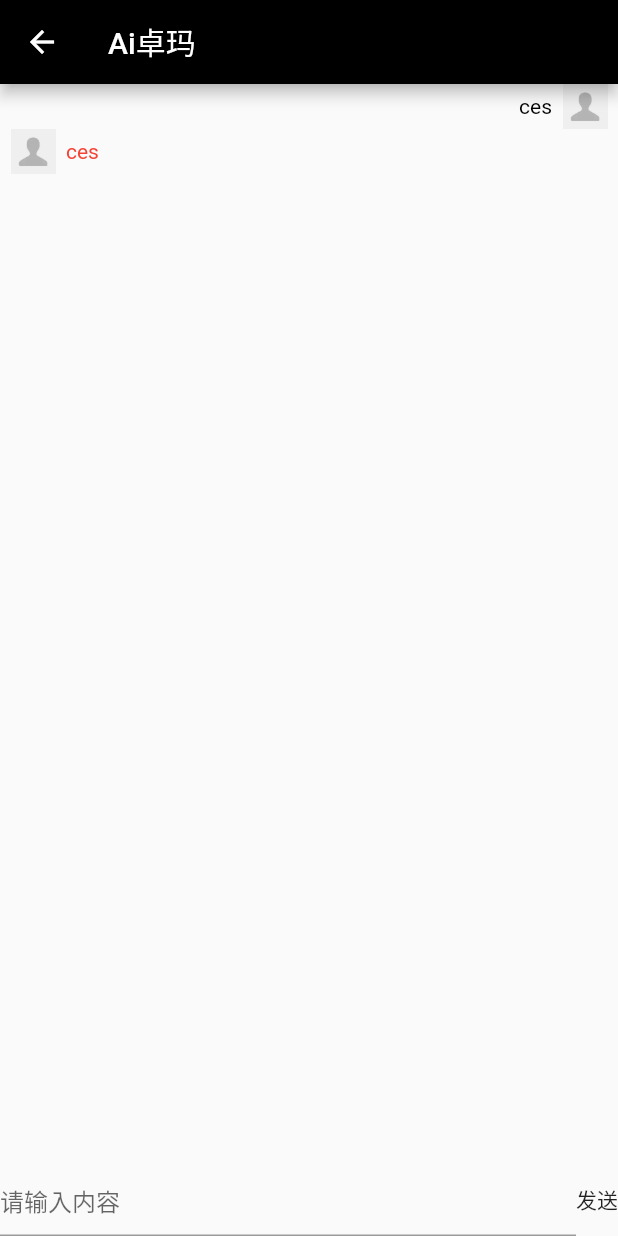
After one commit to yukuoyuan/flutter_weixin, a Flutter app: the ChatPage screen opened directly, after a tap on "发送", on a phone screen of 412 x 824 dp. The commit adds this screen. Run offline on Flutter 3.47's test engine with Material 2 defaults, Android fonts, the phone set to English and light mode, and no system bars; missing offline and left inert: barcode_scan.

Commit message:
提交了聊天界面的实现

```diff
--- a/lib/Homepage.dart
+++ b/lib/Homepage.dart
@@ -1,4 +1,5 @@
 import 'package:flutter/material.dart';
+import 'package:flutter_weixin/chatpage.dart';
 
 class WangWangPage extends StatefulWidget {
   @override
@@ -8,7 +9,6 @@ class WangWangPage extends StatefulWidget {
 }
 
 class _WangWangPageState extends State<WangWangPage> {
-  var defaultAvatar = 'images/ww_default_avatar.png';
   var name = '';
   var desc = '';
 
@@ -53,7 +53,37 @@ class _WangWangPageState extends State<WangWangPage> {
         name = '张三';
         break;
     }
-    return new Container(
+    return ChatListItem(position, name, desc);
+  }
+}
+
+class ChatListItem extends StatefulWidget {
+  int position;
+  String name;
+  String desc;
+
+  ChatListItem(this.position, this.name, this.desc);
+
+  @override
+  State<StatefulWidget> createState() {
+    // TODO: implement createState
+    return _ChatListItemState(position, name, desc);
+  }
+}
+
+class _ChatListItemState extends State<ChatListItem> {
+  int position;
+  String name;
+  String desc;
+  var defaultAvatar = 'images/ww_default_avatar.png';
+
+  _ChatListItemState(this.position, this.name, this.desc);
+
+  @override
+  Widget build(BuildContext context) {
+    // TODO: implement build
+    return new GestureDetector(
+      child: new Container(
         child: new Column(
           children: <Widget>[
             new Container(
@@ -102,6 +132,19 @@ class _WangWangPageState extends State<WangWangPage> {
             ),
           ],
         ),
+      ),
+      onTap: _toChatPage,
+    );
+  }
+
+  ///
+  /// 跳转聊天界面
+  ///
+  ///
+  _toChatPage() {
+    Navigator.push(
+      context,
+      new MaterialPageRoute(builder: (context) => new ChatPage()),
     );
   }
 }
--- /dev/null
+++ b/lib/chatpage.dart
@@ -0,0 +1,156 @@
+import 'package:flutter/material.dart';
+
+class ChatPage extends StatefulWidget {
+  @override
+  State<StatefulWidget> createState() {
+    // TODO: implement createState
+    return _ChatPageState();
+  }
+}
+
+class _ChatPageState extends State<ChatPage> {
+  String nikeName = 'Ai卓玛';
+  String inputValue = 'ces';
+  TextEditingController textEditingController = new TextEditingController();
+  List<ChatItem> items = new List();
+
+  @override
+  Widget build(BuildContext context) {
+    // TODO: implement build
+    return Scaffold(
+        appBar: AppBar(
+            title: new Text(
+          '$nikeName',
+          style: TextStyle(color: Colors.white),
+        )),
+        body: Container(
+          child: Column(
+            children: <Widget>[
+              new Expanded(
+                  child: new ListView.builder(
+                itemBuilder: (context, i) {
+                  return ChatListView(items[i]);
+                },
+                itemCount: items.length,
+              )),
+              new Container(
+                child: new Row(
+                  children: <Widget>[
+                    new Expanded(
+                        child: new TextField(
+                      decoration: new InputDecoration(
+                        hintText: '请输入内容',
+                      ),
+                      onChanged: _onInputTextChange,
+                      controller: textEditingController,
+                    )),
+                    new GestureDetector(
+                      child: new Text('发送'),
+                      onTap: _sendMsg,
+                    )
+                  ],
+                ),
+              )
+            ],
+          ),
+        ));
+  }
+
+  _onInputTextChange(String value) {
+    inputValue = value;
+  }
+
+  void _sendMsg() {
+    print('发送消息');
+    ChatItem chatItem = new ChatItem();
+    chatItem.msg = inputValue;
+    chatItem.type = 0;
+    ChatItem chatItem2 = new ChatItem();
+    chatItem2.msg = getoutValue(inputValue);
+    chatItem2.type = 1;
+    setState(() {
+      this.items.add(chatItem);
+      this.items.add(chatItem2);
+    });
+    textEditingController.clear();
+  }
+
+  ///
+  /// Ai核心代码,价值无限
+  ///
+  ///
+  getoutValue(String inputValue) {
+    String value = inputValue;
+    value = value.replaceAll('吗', '');
+    value = value.replaceAll('?', '!');
+    value = value.replaceAll('？', '!');
+    return value;
+  }
+}
+
+class ChatItem {
+  var msg;
+  int type;
+
+  String getMsg() {
+    return msg;
+  }
+}
+
+class ChatListView extends StatefulWidget {
+  ChatItem item;
+
+  ChatListView(this.item);
+
+  @override
+  State<StatefulWidget> createState() {
+    // TODO: implement createState
+    return _ChatListViewState(item);
+  }
+}
+
+class _ChatListViewState extends State<ChatListView> {
+  ChatItem item;
+  var defaultAvatar = 'images/ww_default_avatar.png';
+
+  _ChatListViewState(this.item);
+
+  @override
+  Widget build(BuildContext context) {
+    // TODO: implement build
+    return getItem();
+  }
+
+  Widget getItem() {
+    if (item.type == 0) {
+      return new Container(
+          height: 30,
+          child: new Row(
+            children: <Widget>[
+              new Expanded(
+                  child: new Text(
+                item.msg,
+                textAlign: TextAlign.right,
+                style: TextStyle(color: Colors.black),
+              )),
+              new Image.asset(defaultAvatar, width: 44.0, height: 44.0),
+            ],
+          ));
+    } else {
+      return new Container(
+        height: 30,
+        child: new Row(
+          children: <Widget>[
+            new Image.asset(defaultAvatar, width: 44.0, height: 44.0),
+            new Expanded(
+                child: new Text(
+              item.msg,
+              textAlign: TextAlign.left,
+              style: TextStyle(color: Colors.red),
+            ))
+          ],
+        ),
+      );
+    }
+  }
+}
```
Lines whose indentation alone changed are shown as unchanged.
